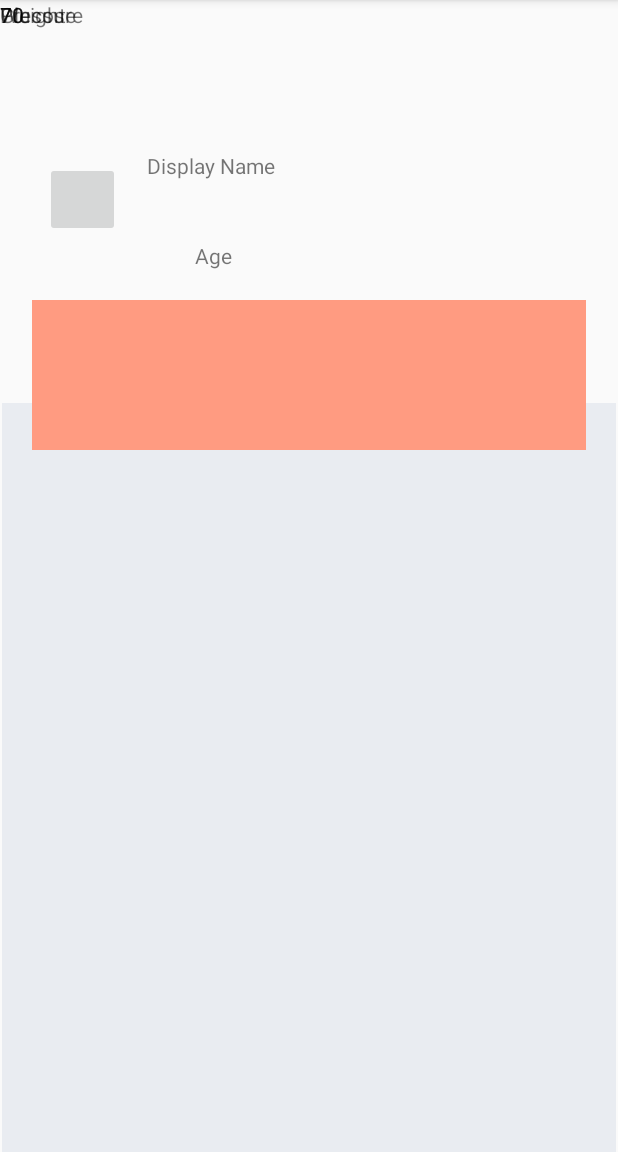
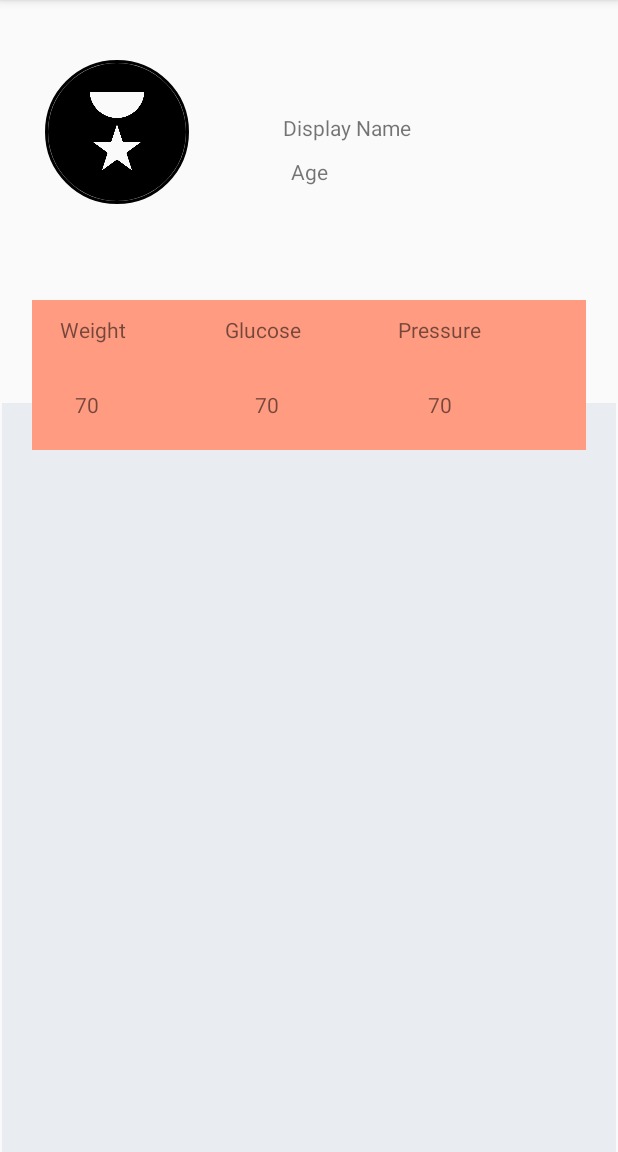
Before and after one commit to isilaen/COVIDAvengers, an Android app: the ProfileActivity screen opened directly, with no data from a screen before it, on a phone screen of 412 x 824 dp, the part 84-1236 px from its top. Run offline under Robolectric (Android 15) with nearby library versions, the phone set to English and light mode, and no system bars; our stand-ins replace CircleImageView.

Commit message:
base profile branch with initial layouts Added TextViews, Image Views and ScrollView with base layout constraints

```diff
--- a/app/build.gradle
+++ b/app/build.gradle
@@ -26,4 +26,7 @@ dependencies {
     testImplementation 'junit:junit:4.12'
     androidTestImplementation 'androidx.test.ext:junit:1.1.2'
     androidTestImplementation 'androidx.test.espresso:espresso-core:3.3.0'
+
+    //Circle Implementation
+    implementation 'de.hdodenhof:circleimageview:3.1.0'
 }
--- a/app/src/main/res/layout/activity_profile.xml
+++ b/app/src/main/res/layout/activity_profile.xml
@@ -5,24 +5,6 @@
     android:layout_width="match_parent"
     android:layout_height="match_parent"
     tools:context=".ProfileActivity">
-
-    <ImageButton
-        android:id="@+id/imageButton"
-        android:layout_width="50dp"
-        android:layout_height="50dp"
-        android:layout_marginStart="30dp"
-        android:layout_marginTop="31dp"
-        android:layout_marginEnd="338dp"
-        android:layout_marginBottom="610dp"
-        android:contentDescription="Profile Image"
-        android:scaleType="centerCrop"
-        app:layout_constraintBottom_toBottomOf="parent"
-        app:layout_constraintEnd_toEndOf="parent"
-        app:layout_constraintHorizontal_bias="0.0"
-        app:layout_constraintStart_toStartOf="parent"
-        app:layout_constraintTop_toTopOf="parent"
-        app:layout_constraintVertical_bias="1.0"
-        tools:srcCompat="@tools:sample/avatars" />
 
     <ScrollView
         android:id="@+id/scrollView2"
@@ -60,76 +42,94 @@
         android:id="@+id/pressureText"
         android:layout_width="wrap_content"
         android:layout_height="wrap_content"
+        android:layout_marginStart="265dp"
+        android:layout_marginTop="210dp"
         android:text="Pressure"
-        tools:layout_editor_absoluteX="267dp"
-        tools:layout_editor_absoluteY="211dp" />
+        app:layout_constraintStart_toStartOf="parent"
+        app:layout_constraintTop_toTopOf="parent" />
 
     <TextView
         android:id="@+id/glucouseText"
         android:layout_width="wrap_content"
         android:layout_height="wrap_content"
+        android:layout_marginStart="150dp"
+        android:layout_marginTop="210dp"
         android:text="Glucose"
-        tools:layout_editor_absoluteX="155dp"
-        tools:layout_editor_absoluteY="211dp" />
+        app:layout_constraintStart_toStartOf="parent"
+        app:layout_constraintTop_toTopOf="parent" />
 
     <TextView
         android:id="@+id/weightValue"
         android:layout_width="wrap_content"
         android:layout_height="wrap_content"
+        android:layout_marginStart="50dp"
+        android:layout_marginTop="260dp"
         android:text="70"
-        tools:layout_editor_absoluteX="49dp"
-        tools:layout_editor_absoluteY="231dp" />
+        app:layout_constraintStart_toStartOf="parent"
+        app:layout_constraintTop_toTopOf="parent" />
 
     <TextView
         android:id="@+id/glucouseValue"
         android:layout_width="wrap_content"
         android:layout_height="wrap_content"
+        android:layout_marginStart="170dp"
+        android:layout_marginTop="260dp"
         android:text="70"
-        tools:layout_editor_absoluteX="167dp"
-        tools:layout_editor_absoluteY="230dp" />
+        app:layout_constraintStart_toStartOf="parent"
+        app:layout_constraintTop_toTopOf="parent" />
 
     <TextView
         android:id="@+id/pressureValue"
         android:layout_width="wrap_content"
         android:layout_height="wrap_content"
+        android:layout_marginStart="285dp"
+        android:layout_marginTop="260dp"
         android:text="70"
-        tools:layout_editor_absoluteX="284dp"
-        tools:layout_editor_absoluteY="231dp" />
+        app:layout_constraintStart_toStartOf="parent"
+        app:layout_constraintTop_toTopOf="parent" />
 
     <TextView
         android:id="@+id/weightText"
         android:layout_width="wrap_content"
         android:layout_height="wrap_content"
+        android:layout_marginStart="40dp"
+        android:layout_marginTop="210dp"
         android:text="Weight"
-        tools:layout_editor_absoluteX="49dp"
-        tools:layout_editor_absoluteY="211dp" />
+        app:layout_constraintStart_toStartOf="parent"
+        app:layout_constraintTop_toTopOf="parent" />
 
     <TextView
         android:id="@+id/ageText"
         android:layout_width="wrap_content"
         android:layout_height="wrap_content"
-        android:layout_marginStart="50dp"
-        android:layout_marginEnd="256dp"
-        android:layout_marginBottom="60dp"
+        android:layout_marginTop="10dp"
         android:text="Age"
-        app:layout_constraintBottom_toTopOf="@+id/scrollView2"
         app:layout_constraintEnd_toEndOf="parent"
-        app:layout_constraintHorizontal_bias="0.0"
-        app:layout_constraintStart_toEndOf="@+id/imageButton"
+        app:layout_constraintStart_toStartOf="parent"
         app:layout_constraintTop_toBottomOf="@+id/nameText" />
 
     <TextView
         android:id="@+id/nameText"
         android:layout_width="wrap_content"
         android:layout_height="wrap_content"
-        android:layout_marginStart="17dp"
-        android:layout_marginTop="72dp"
-        android:layout_marginEnd="228dp"
-        android:layout_marginBottom="12dp"
+        android:layout_marginStart="50dp"
+        android:layout_marginTop="75dp"
         android:text="Display Name"
-        app:layout_constraintBottom_toTopOf="@+id/ageText"
         app:layout_constraintEnd_toEndOf="parent"
-        app:layout_constraintStart_toEndOf="@+id/imageButton"
+        app:layout_constraintStart_toStartOf="parent"
         app:layout_constraintTop_toTopOf="parent" />
 
+    <de.hdodenhof.circleimageview.CircleImageView
+        android:id="@+id/profile_image"
+        android:layout_width="96dp"
+        android:layout_height="96dp"
+        android:layout_marginStart="30dp"
+        android:layout_marginTop="40dp"
+        android:src="@drawable/AchievementIcon"
+        app:civ_border_color="#FF000000"
+        app:civ_border_width="2dp"
+        app:layout_constraintStart_toStartOf="parent"
+        app:layout_constraintTop_toTopOf="parent" />
+
+
 </androidx.constraintlayout.widget.ConstraintLayout>
--- a/build.gradle
+++ b/build.gradle
@@ -11,6 +11,7 @@ buildscript {
 
         // NOTE: Do not place your application dependencies here; they belong
         // in the individual module build.gradle files
+
     }
 }
 
```
Also changed, not shown: app/src/main/res/drawable-hdpi/Achievement.png (added), app/src/main/res/drawable-mdpi/Achievement.png (added), app/src/main/res/drawable-xhdpi/Achievement.png (added), app/src/main/res/drawable-xxhdpi/Achievement.png (added), app/src/main/res/drawable-xxxhdpi/Achievement.png (added), app/src/main/res/drawable/AchievementIcon.png (added).
